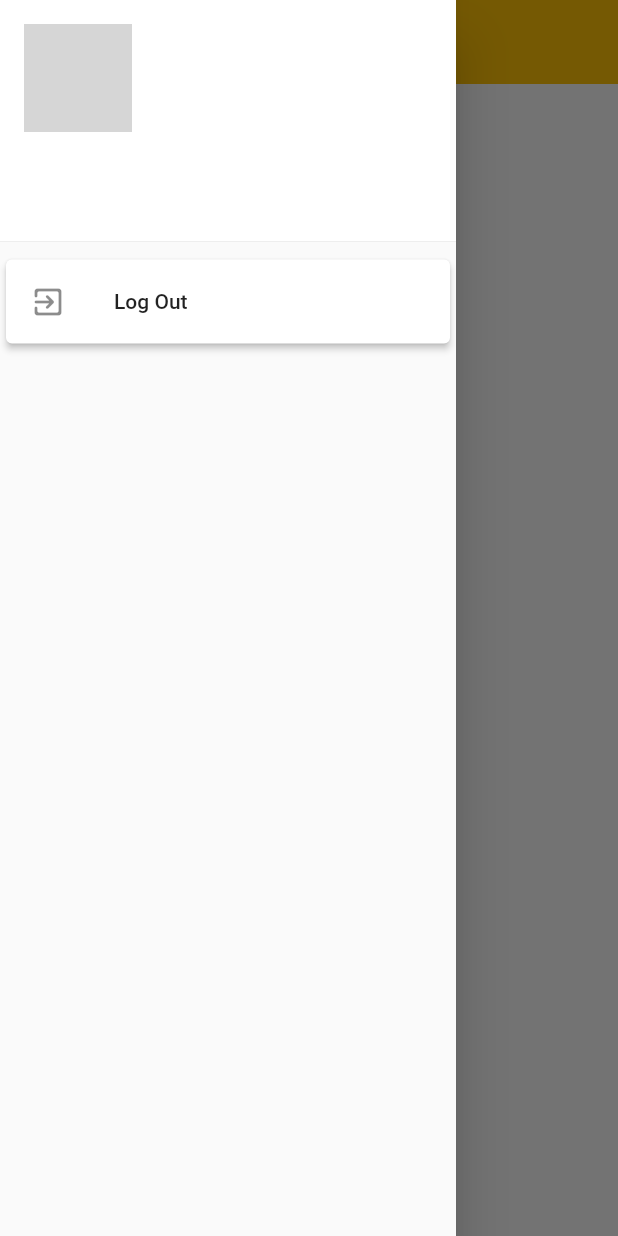
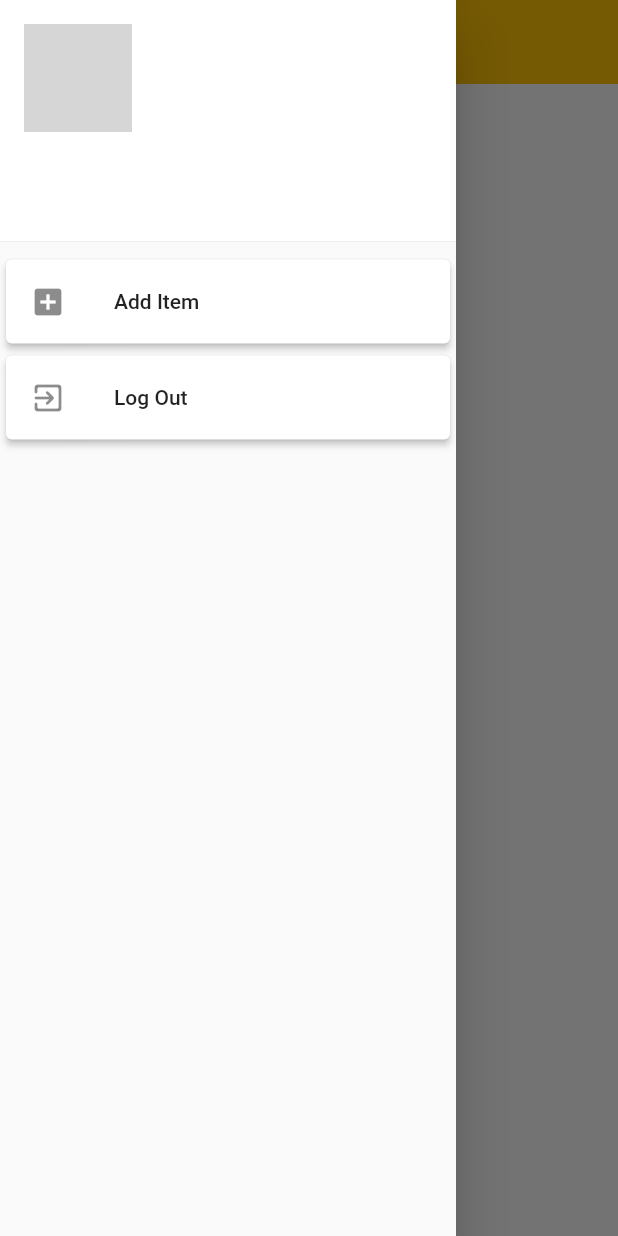
Before and after one commit to swayamshreemohanty/karlo-shopping, a Flutter app: the HomeScreen screen opened directly, with the side drawer open, on a phone screen of 412 x 824 dp. Run offline on Flutter 3.47's test engine with Material 2 defaults, Android fonts, the phone set to English and light mode, and no system bars; our stand-ins replace cloud_firestore, equatable, firebase_auth, firebase_core, flutter_bloc, flutter_screenutil and 2 more; accounts and stored records are empty; network calls fail; grey boxes are pictures that could not be loaded.

Commit message:
add item button added only for user

```diff
--- a/lib/home/widgets/app_drawer.dart
+++ b/lib/home/widgets/app_drawer.dart
@@ -3,6 +3,7 @@ import 'package:firebase_auth/firebase_auth.dart';
 import 'package:flutter/material.dart';
 import 'package:flutter_bloc/flutter_bloc.dart';
 import 'package:shopping_app/authentication/logic/authentication/google_authentication_bloc.dart';
+import 'package:shopping_app/home/repository/user_role.dart';
 
 class AppDrawer extends StatelessWidget {
   final User userDetails;
@@ -29,6 +30,16 @@ class AppDrawer extends StatelessWidget {
               '${userDetails.email}',
             ),
           ),
+          context.read<UserRoleRepository>().isAdmin
+              ? Card(
+                  elevation: 2,
+                  child: ListTile(
+                    leading: const Icon(Icons.add_box),
+                    title: const Text('Add Item'),
+                    onTap: () {},
+                  ),
+                )
+              : const SizedBox.shrink(),
           Card(
             elevation: 2,
             child: ListTile(
```
